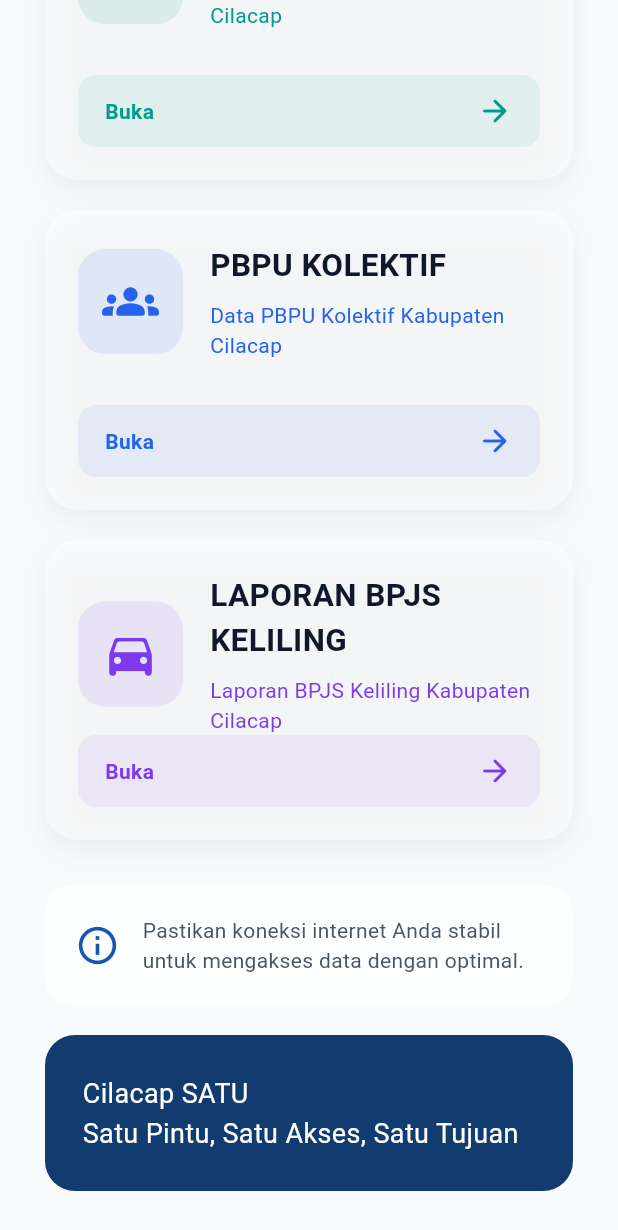
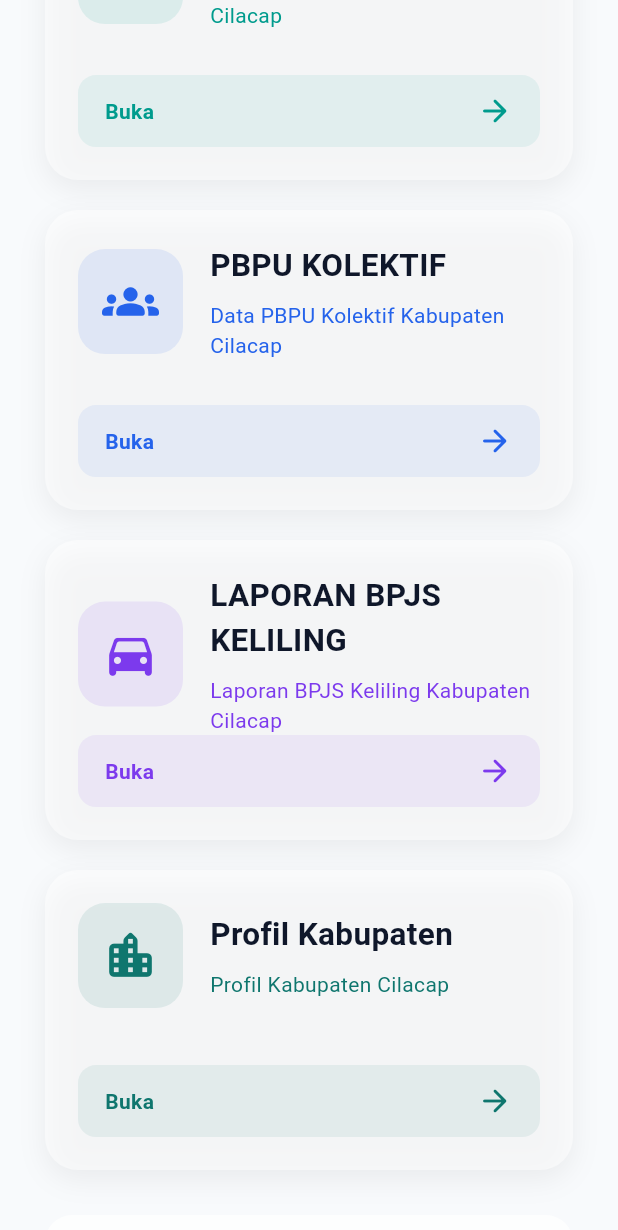
Before and after one commit to Pandemoonium/cilacap_satu, a Flutter app: the screen it shows after launch, scrolled down 1073 dp, on a phone screen of 412 x 824 dp. Shown: the top 1230 px of the screen. Run offline on Flutter 3.47's test engine with Material 3 defaults, Android fonts, the phone set to English and light mode, and no system bars; missing offline and left inert: dart:html; Roboto replaces fonts that are missing (Arial).

Commit message:
Add Profil Kabupaten menu

```diff
--- a/lib/main.dart
+++ b/lib/main.dart
@@ -238,6 +238,14 @@
   url:
       'https://docs.google.com/spreadsheets/d/1xBB0u4K8VcWfnkunOL80DgFwjw29St8cot1_-Hxy3OE/edit?usp=sharing',
 ),
+MenuCard(
+  icon: Icons.location_city_rounded,
+  title: 'Profil Kabupaten',
+  description: 'Profil Kabupaten Cilacap',
+  color: Color(0xFF0F766E),
+  url:
+      'https://bpjskesehatano365-my.sharepoint.com/:x:/g/personal/tantular_joang_bpjs-kesehatan_go_id/IQCEHy4HA_E9QYzi_N4F9H8JAanlCoP8OrQOeYuLk2Z1EW0?e=GjxTbP',
+),
                   ],
                 ),
 
```
